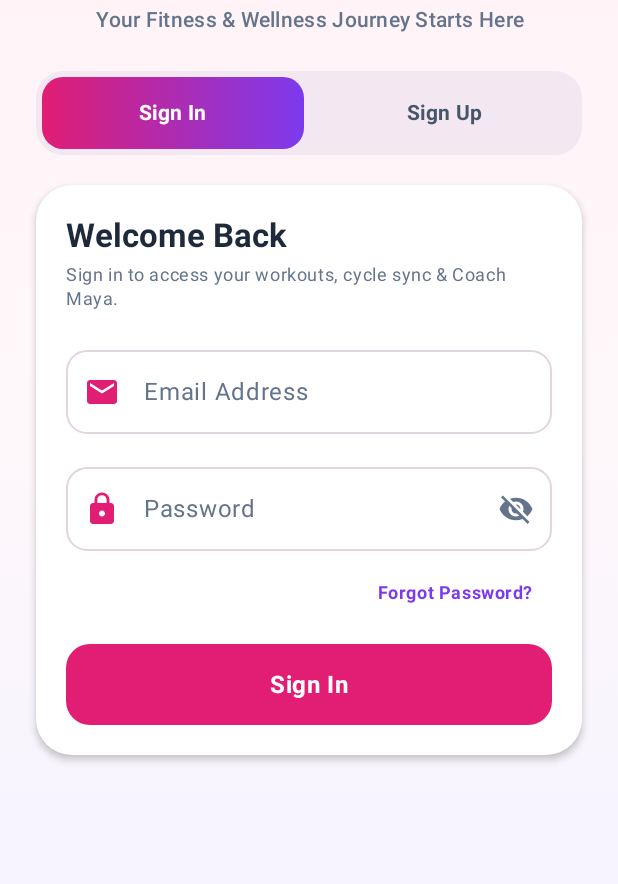
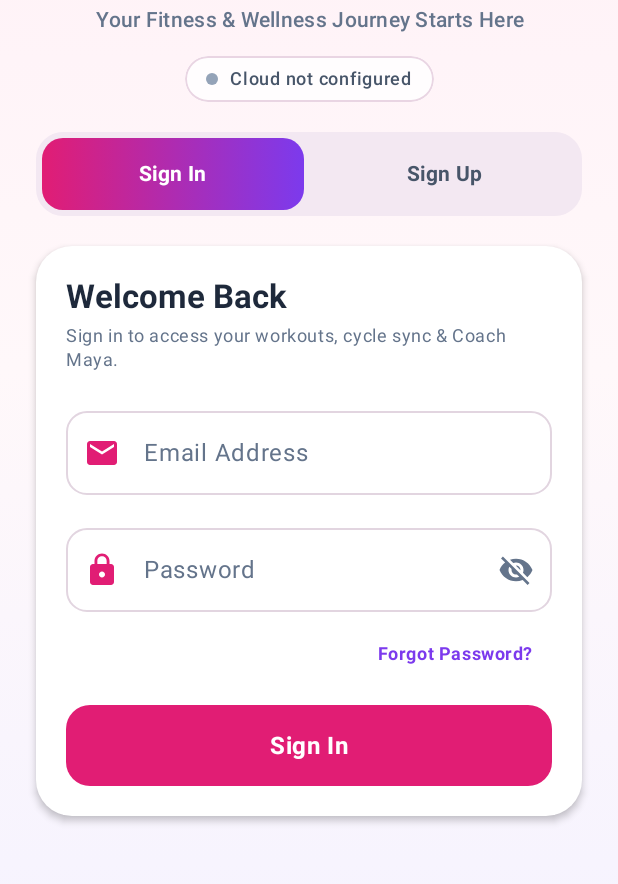
Before and after one commit to ladlashahzaib3011-maker/WomenFit-AiFitness-Welness, an Android app built with Jetpack Compose: the screen it shows after launch (MainActivity), on a phone screen of 412 x 824 dp, the part 250-1134 px from its top. Run offline under Robolectric (Android 15) with nearby library versions, the phone set to English and light mode, and no system bars; our stand-ins replace Room's generated code.

Commit message:
feat: implement cloud sync status and alerts
Integrate real-time cloud connectivity indicators in authentication and profile screens and add global toast notifications to provide user feedback on data synchronization status.

```diff
--- a/app/src/main/java/com/example/MainActivity.kt
+++ b/app/src/main/java/com/example/MainActivity.kt
@@ -6,11 +6,16 @@ import androidx.activity.compose.BackHandler
 import androidx.activity.compose.setContent
 import androidx.activity.enableEdgeToEdge
 import androidx.activity.viewModels
+import androidx.compose.foundation.layout.Box
 import androidx.compose.foundation.layout.fillMaxSize
+import androidx.compose.foundation.layout.navigationBarsPadding
 import androidx.compose.foundation.layout.padding
 import androidx.compose.material3.Scaffold
 import androidx.compose.runtime.*
+import androidx.compose.ui.Alignment
 import androidx.compose.ui.Modifier
+import androidx.compose.ui.unit.dp
+import com.example.ui.components.CloudAlertHost
 import androidx.navigation.compose.NavHost
 import androidx.navigation.compose.composable
 import androidx.navigation.compose.navigation
@@ -63,6 +68,7 @@ fun WomanFitApp(
     val navController = rememberNavController()
     val sessionState by authViewModel.sessionState.collectAsState()
 
+    Box(modifier = Modifier.fillMaxSize()) {
         NavHost(
             navController = navController,
             startDestination = NavRoutes.SPLASH
@@ -180,6 +186,16 @@ fun WomanFitApp(
                 }
             }
         }
+
+        // App-wide alerts after every save / sync ("💧 Water +250 ml — saved to cloud ✓"),
+        // shown above the bottom navigation bar on every screen.
+        CloudAlertHost(
+            modifier = Modifier
+                .align(Alignment.BottomCenter)
+                .navigationBarsPadding()
+                .padding(bottom = 84.dp)
+        )
+    }
 }
 
 /**
--- a/app/src/main/java/com/example/data/AuthRepository.kt
+++ b/app/src/main/java/com/example/data/AuthRepository.kt
@@ -66,7 +66,8 @@ interface AuthRepository {
 
     suspend fun requestPasswordReset(emailInput: String): ResetRequestResult
 
-    suspend fun syncProfileUpdate(userProfile: UserProfile)
+    /** Saves the profile to Supabase (womenfit_ai_users). Returns true when it reached the cloud. */
+    suspend fun syncProfileUpdate(userProfile: UserProfile): Boolean
 
     suspend fun signOut()
 }
--- /dev/null
+++ b/app/src/main/java/com/example/data/CloudStatus.kt
@@ -0,0 +1,66 @@
+package com.example.data
+
+import kotlinx.coroutines.channels.BufferOverflow
+import kotlinx.coroutines.flow.MutableSharedFlow
+import kotlinx.coroutines.flow.MutableStateFlow
+import kotlinx.coroutines.flow.SharedFlow
+import kotlinx.coroutines.flow.StateFlow
+import kotlinx.coroutines.flow.asSharedFlow
+import kotlinx.coroutines.flow.asStateFlow
+
+/** Live connection state to the WomenFit Supabase server (womenfit-api.marketsync.cloud). */
+enum class CloudConnection {
+    /** First check not finished yet. */
+    CHECKING,
+    /** Server answered: data is being saved to the cloud. */
+    ONLINE,
+    /** No internet / server unreachable: data is saved on the phone and synced later. */
+    OFFLINE,
+    /** SUPABASE_URL / SUPABASE_ANON_KEY missing in the build. */
+    NOT_CONFIGURED
+}
+
+/** One alert shown to the user after an action (snackbar at the bottom of the screen). */
+data class CloudAlert(
+    val message: String,
+    val isSuccess: Boolean,
+    val id: Long = System.nanoTime()
+)
+
+/**
+ * App-wide cloud sync status + user alerts.
+ *
+ * - [connection] drives the "Cloud sync active" badge on the auth and profile screens.
+ * - [alerts] drives the snackbar shown after every save (water, workout, meal, weight,
+ *   goal, profile) and after the sign-in sync.
+ *
+ * Updated by WomenFitAiCloudClient (every network call), SupabaseAuthRepository (profile)
+ * and FitnessRepository (each save).
+ */
+object CloudStatus {
+    private val _connection = MutableStateFlow(CloudConnection.CHECKING)
+    val connection: StateFlow<CloudConnection> = _connection.asStateFlow()
+
+    private val _alerts = MutableSharedFlow<CloudAlert>(
+        extraBufferCapacity = 16,
+        onBufferOverflow = BufferOverflow.DROP_OLDEST
+    )
+    val alerts: SharedFlow<CloudAlert> = _alerts.asSharedFlow()
+
+    fun setConnection(state: CloudConnection) {
+        _connection.value = state
+    }
+
+    fun alert(message: String, isSuccess: Boolean) {
+        _alerts.tryEmit(CloudAlert(message = message, isSuccess = isSuccess))
+    }
+
+    /** Standard alert after saving something: "<what> — saved to cloud ✓" or the offline variant. */
+    fun reportSave(what: String, savedToCloud: Boolean) {
+        if (savedToCloud) {
+            alert("$what — saved to cloud ✓", isSuccess = true)
+        } else {
+            alert("$what — saved on phone, will sync when online", isSuccess = false)
+        }
+    }
+}
--- a/app/src/main/java/com/example/data/remote/WomenFitAiCloudClient.kt
+++ b/app/src/main/java/com/example/data/remote/WomenFitAiCloudClient.kt
@@ -1,6 +1,8 @@
 package com.example.data.remote
 
 import android.util.Log
+import com.example.data.CloudConnection
+import com.example.data.CloudStatus
 import com.example.data.security.AuthSession
 import com.example.data.security.SessionDataStore
 import kotlinx.coroutines.Dispatchers
@@ -157,12 +159,41 @@ class WomenFitAiCloudClient(
                     val newToken = refreshToken(latest) ?: return@withContext null
                     response = httpClient.newCall(buildRequest(newToken)).execute()
                 }
+                // The server answered, so the cloud is reachable.
+                CloudStatus.setConnection(CloudConnection.ONLINE)
                 response
             } catch (e: Exception) {
                 Log.w(TAG, "network error: ${e.javaClass.simpleName}: ${e.message}")
+                CloudStatus.setConnection(CloudConnection.OFFLINE)
                 null
             }
         }
+
+    /**
+     * Pings GET /auth/v1/health (no login needed) and updates [CloudStatus.connection].
+     * Used by the "Cloud sync active" badge.
+     */
+    suspend fun checkConnection(): CloudConnection = withContext(Dispatchers.IO) {
+        val state = if (!isConfigured()) {
+            CloudConnection.NOT_CONFIGURED
+        } else {
+            try {
+                val request = Request.Builder()
+                    .url("$baseUrl/auth/v1/health")
+                    .addHeader("apikey", anonKey)
+                    .get()
+                    .build()
+                httpClient.newCall(request).execute().use { response ->
+                    if (response.isSuccessful) CloudConnection.ONLINE else CloudConnection.OFFLINE
+                }
+            } catch (e: Exception) {
+                Log.w(TAG, "health check failed: ${e.javaClass.simpleName}")
+                CloudConnection.OFFLINE
+            }
+        }
+        CloudStatus.setConnection(state)
+        state
+    }
 
     /**
      * POST /auth/v1/token?grant_type=refresh_token. Saves the new tokens into the same
--- /dev/null
+++ b/app/src/main/java/com/example/ui/components/CloudSyncUi.kt
@@ -0,0 +1,163 @@
+package com.example.ui.components
+
+import androidx.compose.animation.core.RepeatMode
+import androidx.compose.animation.core.animateFloat
+import androidx.compose.animation.core.infiniteRepeatable
+import androidx.compose.animation.core.rememberInfiniteTransition
+import androidx.compose.animation.core.tween
+import androidx.compose.foundation.background
+import androidx.compose.foundation.border
+import androidx.compose.foundation.layout.Arrangement
+import androidx.compose.foundation.layout.Box
+import androidx.compose.foundation.layout.Row
+import androidx.compose.foundation.layout.Spacer
+import androidx.compose.foundation.layout.fillMaxWidth
+import androidx.compose.foundation.layout.padding
+import androidx.compose.foundation.layout.size
+import androidx.compose.foundation.layout.width
+import androidx.compose.foundation.shape.CircleShape
+import androidx.compose.foundation.shape.RoundedCornerShape
+import androidx.compose.material3.MaterialTheme
+import androidx.compose.material3.Snackbar
+import androidx.compose.material3.SnackbarData
+import androidx.compose.material3.SnackbarDuration
+import androidx.compose.material3.SnackbarHost
+import androidx.compose.material3.SnackbarHostState
+import androidx.compose.material3.SnackbarVisuals
+import androidx.compose.material3.Text
+import androidx.compose.runtime.Composable
+import androidx.compose.runtime.LaunchedEffect
+import androidx.compose.runtime.collectAsState
+import androidx.compose.runtime.getValue
+import androidx.compose.runtime.remember
+import androidx.compose.runtime.rememberCoroutineScope
+import androidx.compose.ui.Alignment
+import androidx.compose.ui.Modifier
+import androidx.compose.ui.draw.alpha
+import androidx.compose.ui.draw.clip
+import androidx.compose.ui.graphics.Color
+import androidx.compose.ui.platform.LocalContext
+import androidx.compose.ui.platform.testTag
+import androidx.compose.ui.text.font.FontWeight
+import androidx.compose.ui.unit.dp
+import com.example.data.AppContainer
+import com.example.data.CloudConnection
+import com.example.data.CloudStatus
+import kotlinx.coroutines.delay
+import kotlinx.coroutines.launch
+
+private val OnlineGreen = Color(0xFF22C55E)
+private val OfflineAmber = Color(0xFFF59E0B)
+private val NeutralGrey = Color(0xFF94A3B8)
+
+/**
+ * "● Cloud sync active" pill (same idea as the original WomenFit app), but live:
+ * it pings the Supabase server when shown and every 30 seconds while visible.
+ *
+ *  - green  "Cloud sync active"                 → server reachable, saves go to the cloud
+ *  - amber  "Offline mode – saving on phone"    → no connection, data syncs later
+ *  - grey   "Connecting to cloud…"              → first check running
+ */
+@Composable
+fun CloudSyncBadge(modifier: Modifier = Modifier) {
+    val context = LocalContext.current
+    val connection by CloudStatus.connection.collectAsState()
+
+    LaunchedEffect(Unit) {
+        val sync = AppContainer.getInstance(context).cloudSync
+        while (true) {
+            runCatching { sync.checkConnection() }
+            delay(30_000)
+        }
+    }
+
+    val (dotColor, label) = when (connection) {
+        CloudConnection.ONLINE -> OnlineGreen to "Cloud sync active"
+        CloudConnection.OFFLINE -> OfflineAmber to "Offline mode – saving on phone"
+        CloudConnection.NOT_CONFIGURED -> NeutralGrey to "Cloud not configured"
+        CloudConnection.CHECKING -> NeutralGrey to "Connecting to cloud…"
+    }
+
+    // Soft pulse on the dot while online, like a live indicator.
+    val pulse = rememberInfiniteTransition(label = "cloudPulse")
+    val dotAlpha by pulse.animateFloat(
+        initialValue = 1f,
+        targetValue = if (connection == CloudConnection.ONLINE) 0.45f else 1f,
+        animationSpec = infiniteRepeatable(tween(900), RepeatMode.Reverse),
+        label = "cloudDotAlpha"
+    )
+
+    Row(
+        modifier = modifier
+            .testTag("cloud_sync_badge")
+            .clip(RoundedCornerShape(50))
+            .background(Color.White.copy(alpha = 0.85f))
+            .border(1.dp, Color(0xFFE9D5E3), RoundedCornerShape(50))
+            .padding(horizontal = 14.dp, vertical = 7.dp),
+        verticalAlignment = Alignment.CenterVertically,
+        horizontalArrangement = Arrangement.Center
+    ) {
+        Box(
+            modifier = Modifier
+                .size(8.dp)
+                .alpha(dotAlpha)
+                .clip(CircleShape)
+                .background(dotColor)
+        )
+        Spacer(modifier = Modifier.width(8.dp))
+        Text(
+            text = label,
+            style = MaterialTheme.typography.labelMedium,
+            color = Color(0xFF475569),
+            fontWeight = FontWeight.SemiBold
+        )
+    }
+}
+
+private class CloudAlertVisuals(
+    override val message: String,
+    val isSuccess: Boolean
+) : SnackbarVisuals {
+    override val actionLabel: String? = null
+    override val withDismissAction: Boolean = false
+    override val duration: SnackbarDuration = SnackbarDuration.Short
+}
+
+/**
+ * Shows every [CloudStatus.alerts] message as a snackbar ("💧 Water +250 ml — saved to cloud ✓").
+ * Place once at the bottom of the app, above the bottom navigation bar.
+ */
+@Composable
+fun CloudAlertHost(modifier: Modifier = Modifier) {
+    val hostState = remember { SnackbarHostState() }
+    val scope = rememberCoroutineScope()
+
+    LaunchedEffect(Unit) {
+        CloudStatus.alerts.collect { alert ->
+            // Newest alert replaces the one on screen instead of waiting in a queue.
+            hostState.currentSnackbarData?.dismiss()
+            scope.launch { hostState.showSnackbar(CloudAlertVisuals(alert.message, alert.isSuccess)) }
+        }
+    }
+
+    SnackbarHost(
+        hostState = hostState,
+        modifier = modifier.testTag("cloud_alert_host")
+    ) { data: SnackbarData ->
+        val success = (data.visuals as? CloudAlertVisuals)?.isSuccess ?: true
+        Snackbar(
+            modifier = Modifier
+                .fillMaxWidth()
+                .padding(horizontal = 16.dp),
+            shape = RoundedCornerShape(14.dp),
+            containerColor = if (success) Color(0xFF0F766E) else Color(0xFFB45309),
+            contentColor = Color.White
+        ) {
+            Text(
+                text = data.visuals.message,
+                style = MaterialTheme.typography.bodyMedium,
+                fontWeight = FontWeight.Medium
+            )
+        }
+    }
+}
--- a/app/src/main/java/com/example/ui/screens/ProfileScreen.kt
+++ b/app/src/main/java/com/example/ui/screens/ProfileScreen.kt
@@ -22,6 +22,7 @@ import androidx.compose.ui.text.input.KeyboardType
 import androidx.compose.ui.unit.dp
 import androidx.compose.ui.unit.sp
 import com.example.ui.FitnessViewModel
+import com.example.ui.components.CloudSyncBadge
 import com.example.ui.theme.*
 
 @Composable
@@ -114,6 +115,11 @@ fun ProfileScreen(
                             modifier = Modifier.padding(horizontal = 12.dp, vertical = 5.dp)
                         )
                     }
+
+                    Spacer(modifier = Modifier.height(10.dp))
+
+                    // Live Supabase connection indicator ("● Cloud sync active")
+                    CloudSyncBadge()
 
                     Spacer(modifier = Modifier.height(14.dp))
 
--- a/app/src/main/java/com/example/ui/screens/SignInScreen.kt
+++ b/app/src/main/java/com/example/ui/screens/SignInScreen.kt
@@ -37,6 +37,7 @@ import androidx.compose.ui.unit.dp
 import androidx.compose.ui.unit.sp
 import com.example.data.AuthField
 import com.example.ui.AuthViewModel
+import com.example.ui.components.CloudSyncBadge
 import com.example.ui.theme.*
 
 /**
@@ -151,7 +152,12 @@ fun SignInScreen(
                     textAlign = TextAlign.Center
                 )
 
-                Spacer(modifier = Modifier.height(24.dp))
+                Spacer(modifier = Modifier.height(14.dp))
+
+                // Live Supabase connection indicator ("● Cloud sync active")
+                CloudSyncBadge()
+
+                Spacer(modifier = Modifier.height(20.dp))
 
                 // Side-by-Side Mode Switcher: Sign In | Sign Up
                 AuthModeSwitcher(
```
Also changed, not shown: app/src/main/java/com/example/data/FitnessCloudSync.kt (+36 -21 lines), app/src/main/java/com/example/data/FitnessRepository.kt (+32 -14 lines), app/src/main/java/com/example/data/SupabaseAuthRepository.kt (+14 -8 lines), app/src/main/java/com/example/ui/screens/SignUpScreen.kt (+7 -1 lines), 2 other files. Lines whose indentation alone changed are shown as unchanged.
